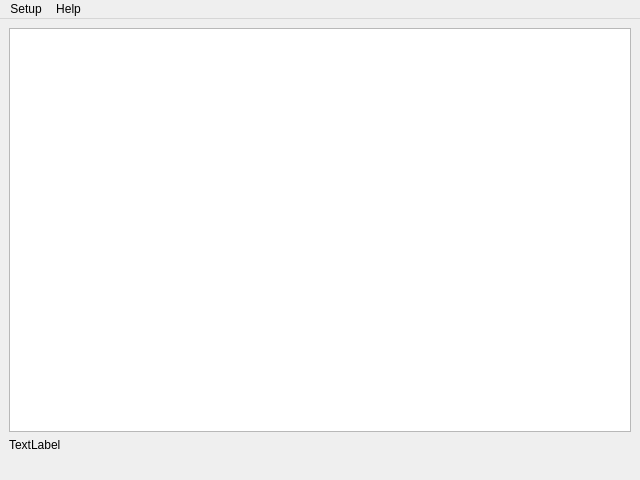
First picture: the form in mainwindow.ui, repository MirayaProject/miraya, before the edit.
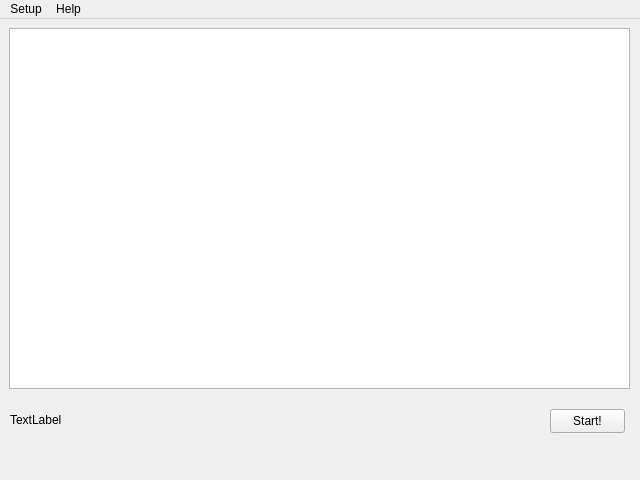
Second picture: the form after the edit.

Commit message: - Slightly changed the ui layout to fit start button - Added start button, the about is now empty

The edit to the form file:
```diff
--- a/mainwindow.ui
+++ b/mainwindow.ui
@@ -14,18 +14,51 @@
    <string>Miraya</string>
   </property>
   <widget class="QWidget" name="centralwidget">
-   <layout class="QGridLayout" name="gridLayout">
-    <item row="1" column="0">
-     <widget class="QLabel" name="nowPlayingLabel">
-      <property name="text">
-       <string>TextLabel</string>
-      </property>
-     </widget>
-    </item>
-    <item row="0" column="0">
-     <widget class="QListWidget" name="twitchChat"/>
-    </item>
-   </layout>
+   <widget class="QLabel" name="nowPlayingLabel">
+    <property name="geometry">
+     <rect>
+      <x>10</x>
+      <y>390</y>
+      <width>531</width>
+      <height>21</height>
+     </rect>
+    </property>
+    <property name="text">
+     <string>TextLabel</string>
+    </property>
+   </widget>
+   <widget class="QListWidget" name="twitchChat">
+    <property name="geometry">
+     <rect>
+      <x>9</x>
+      <y>9</y>
+      <width>621</width>
+      <height>361</height>
+     </rect>
+    </property>
+   </widget>
+   <widget class="QPushButton" name="btnStart">
+    <property name="enabled">
+     <bool>true</bool>
+    </property>
+    <property name="geometry">
+     <rect>
+      <x>550</x>
+      <y>390</y>
+      <width>75</width>
+      <height>24</height>
+     </rect>
+    </property>
+    <property name="text">
+     <string>Start!</string>
+    </property>
+    <property name="checkable">
+     <bool>false</bool>
+    </property>
+    <property name="checked">
+     <bool>false</bool>
+    </property>
+   </widget>
   </widget>
   <widget class="QMenuBar" name="menubar">
    <property name="geometry">
```
Left out of the diff: 2 changed lines with no effect on the pictures. The commit also changes 2 other files.
